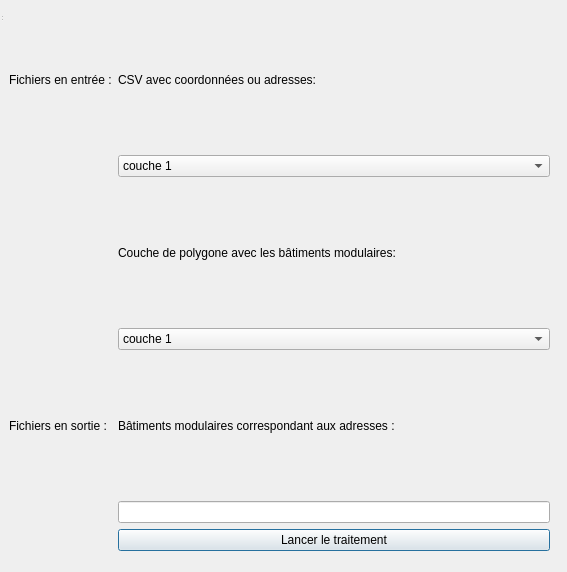
First picture: the form in Campospere/interface_extract_bm.ui, repository OoOLizz4/SelectionBMAdresse, before the edit.
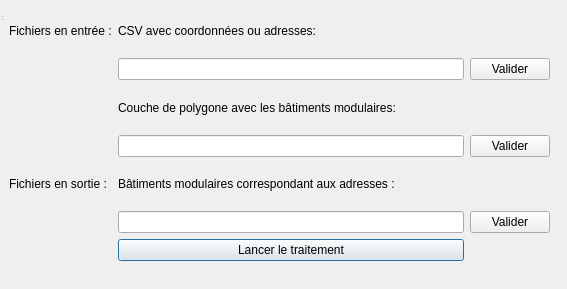
Second picture: the form after the edit.

Commit message: Modification sur l'interface, essai de la connecter aux fichiers

```diff
--- a/Campospere/interface_extract_bm.ui
+++ b/Campospere/interface_extract_bm.ui
@@ -7,7 +7,7 @@
     <x>0</x>
     <y>0</y>
     <width>567</width>
-    <height>572</height>
+    <height>289</height>
    </rect>
   </property>
   <property name="windowTitle">
@@ -20,7 +20,7 @@
       <x>9</x>
       <y>10</y>
       <width>541</width>
-      <height>541</height>
+      <height>251</height>
      </rect>
     </property>
     <layout class="QGridLayout" name="gridLayout">
@@ -48,20 +48,6 @@
      <item row="5" column="1">
       <widget class="QLineEdit" name="lineEdit"/>
      </item>
-     <item row="1" column="1">
-      <widget class="QComboBox" name="comboBox">
-       <item>
-        <property name="text">
-         <string>couche 1</string>
-        </property>
-       </item>
-       <item>
-        <property name="text">
-         <string>couche 2</string>
-        </property>
-       </item>
-      </widget>
-     </item>
      <item row="2" column="1">
       <widget class="QLabel" name="label_3">
        <property name="text">
@@ -69,20 +55,6 @@
        </property>
       </widget>
      </item>
-     <item row="3" column="1">
-      <widget class="QComboBox" name="comboBox_2">
-       <item>
-        <property name="text">
-         <string>couche 1</string>
-        </property>
-       </item>
-       <item>
-        <property name="text">
-         <string>couche 2</string>
-        </property>
-       </item>
-      </widget>
-     </item>
      <item row="0" column="1">
       <widget class="QLabel" name="label_2">
        <property name="text">
@@ -97,6 +69,33 @@
        </property>
       </widget>
      </item>
+     <item row="1" column="1">
+      <widget class="QLineEdit" name="lineEdit_2"/>
+     </item>
+     <item row="1" column="2">
+      <widget class="QPushButton" name="pushButton_2">
+       <property name="text">
+        <string>Valider</string>
+       </property>
+      </widget>
+     </item>
+     <item row="3" column="1">
+      <widget class="QLineEdit" name="lineEdit_3"/>
+     </item>
+     <item row="3" column="2">
+      <widget class="QPushButton" name="pushButton_3">
+       <property name="text">
+        <string>Valider</string>
+       </property>
+      </widget>
+     </item>
+     <item row="5" column="2">
+      <widget class="QPushButton" name="pushButton_4">
+       <property name="text">
+        <string>Valider</string>
+       </property>
+      </widget>
+     </item>
     </layout>
    </widget>
   </widget>
```
Left out of the diff: 2 changed lines with no effect on the pictures. The commit also changes 2 other files.
